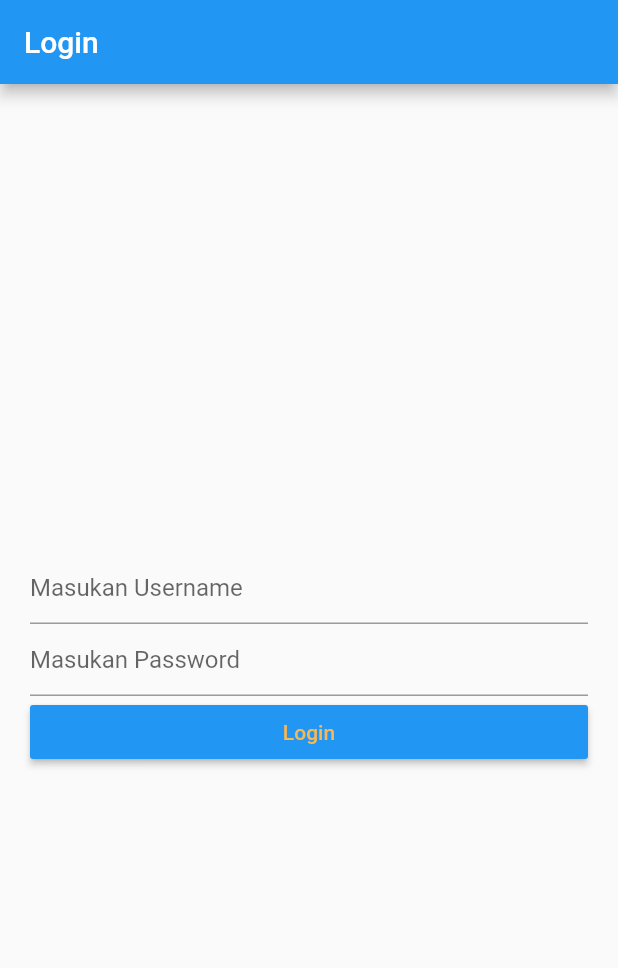
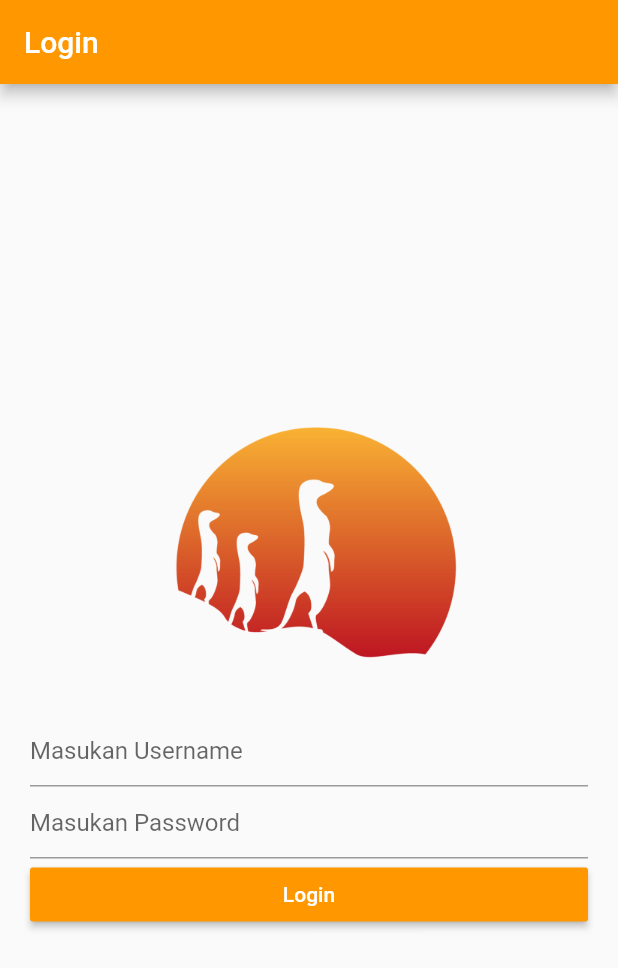
Before and after one commit to ricowilliamstudent/flutter_ta, a Flutter app: the screen it shows after launch, on a phone screen of 412 x 824 dp. Shown: the top 968 px of the screen. Run offline on Flutter 3.47's test engine with Material 2 defaults, Android fonts, the phone set to English and light mode, and no system bars; our stand-ins replace rflutter_alert.

Commit message:
simpan login icon

```diff
--- a/lib/login_page.dart
+++ b/lib/login_page.dart
@@ -19,6 +19,7 @@ class _LoginPageState extends State<LoginPage> {
     return Scaffold(
       appBar: AppBar(
         title: Text("Login"),
+        backgroundColor: Colors.orange,
       ),
       body: Column(
         mainAxisAlignment: MainAxisAlignment.center,
@@ -27,17 +28,24 @@ class _LoginPageState extends State<LoginPage> {
             padding: EdgeInsets.all(20),
             child: Column(
               children: <Widget>[
+                Image.asset(
+                  'images/suricata.png',
+                  scale: 4,
+                ),
                 TextFormField(
                   controller: txtUsername,
+                  cursorColor: Colors.orange,
                   decoration: InputDecoration(hintText: "Masukan Username"),
                 ),
                 TextFormField(
                   controller: txtPassword,
+                  cursorColor: Colors.orange,
                   obscureText: true,
                   decoration: InputDecoration(hintText: "Masukan Password"),
                 ),
                 ButtonTheme(
                     minWidth: double.infinity,
+                    buttonColor: Colors.orange,
                     child: RaisedButton(
                         onPressed: () {
                           this._doLogin();
@@ -47,8 +55,7 @@ class _LoginPageState extends State<LoginPage> {
                           // percobaan
                         },
                         child: Text("Login",
-                            style: TextStyle(
-                                color: Color.fromARGB(255, 248, 183, 85))))),
+                            style: TextStyle(color: Colors.white)))),
               ],
             ),
           )
--- a/pubspec.yaml
+++ b/pubspec.yaml
@@ -64,9 +64,9 @@ flutter:
   uses-material-design: true
 
   # To add assets to your application, add an assets section, like this:
-  # assets:
-  #   - images/a_dot_burr.jpeg
-  #   - images/a_dot_ham.jpeg
+  assets:
+    - images/suricata.png
+
 
   # An image asset can refer to one or more resolution-specific "variants", see
   # https://flutter.dev/assets-and-images/#resolution-aware.
```
Also changed, not shown: images/suricata.png (added).
